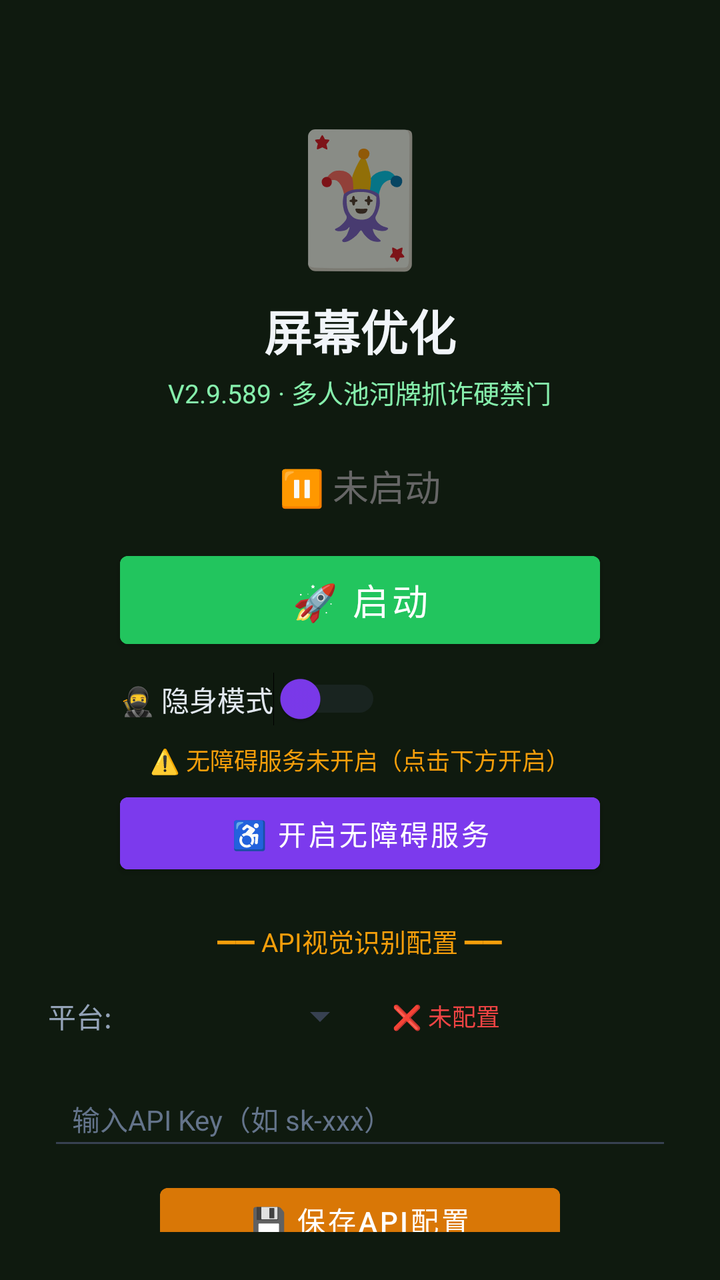
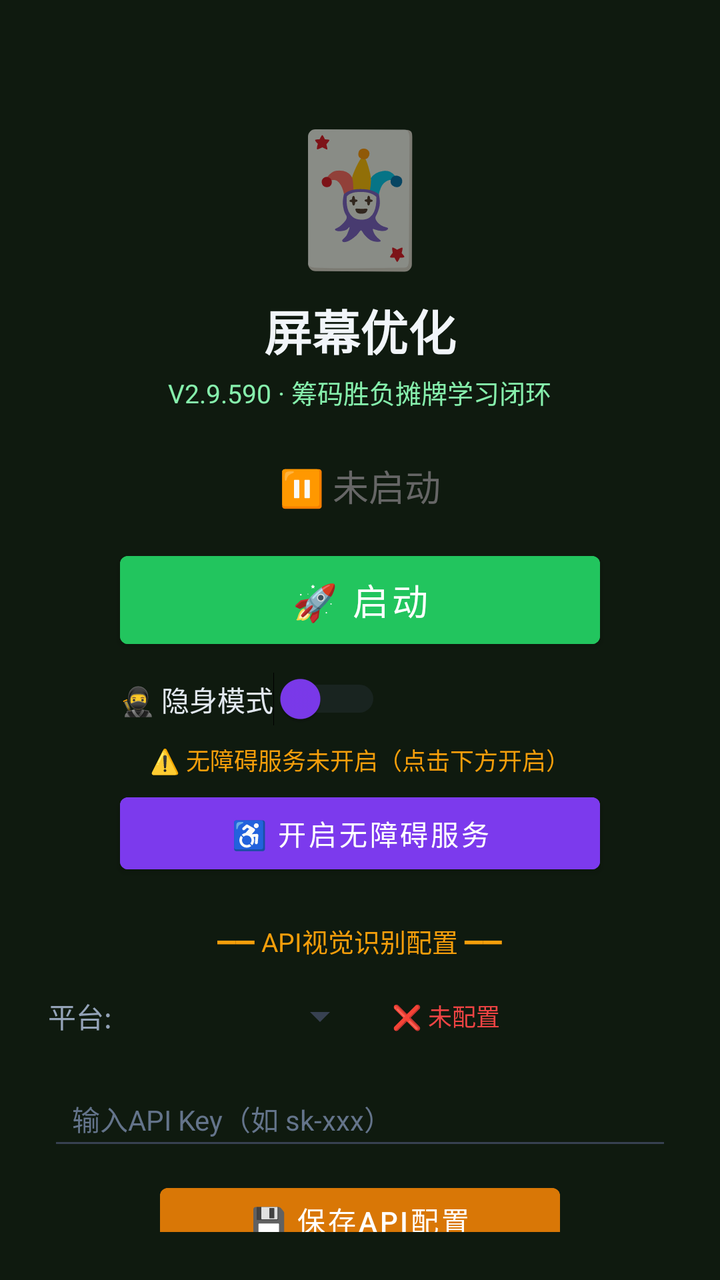

An Android layout rendered at two revisions. The XML below is the earlier revision; the diff shows what the commit changed to produce the second picture.
<!-- AndroidManifest.xml: activity theme Theme.MjScreenshot -->
<!-- res/layout/activity_main.xml -->
<?xml version="1.0" encoding="utf-8"?>
<LinearLayout xmlns:android="http://schemas.android.com/apk/res/android"
    android:layout_width="match_parent"
    android:layout_height="match_parent"
    android:orientation="vertical"
    android:background="#0f1a0f"
    android:padding="24dp"
    android:gravity="center_horizontal">

    <TextView
        android:layout_width="wrap_content"
        android:layout_height="wrap_content"
        android:text="🃏"
        android:textSize="64sp"
        android:layout_marginTop="30dp" />

    <TextView
        android:layout_width="wrap_content"
        android:layout_height="wrap_content"
        android:text="屏幕优化"
        android:textSize="24sp"
        android:textColor="#f1f5f9"
        android:textStyle="bold"
        android:layout_marginTop="8dp" />

    <TextView
        android:layout_width="wrap_content"
        android:layout_height="wrap_content"
        android:text="V2.9.589 · 多人池河牌抓诈硬禁门"
        android:textSize="13sp"
        android:textColor="#86efac"
        android:layout_marginTop="4dp" />

    <TextView
        android:id="@+id/tvStatus"
        android:layout_width="wrap_content"
        android:layout_height="wrap_content"
        android:text="⏸ 未启动"
        android:textSize="18sp"
        android:textColor="#666666"
        android:layout_marginTop="24dp" />

    <Button
        android:id="@+id/btnStart"
        android:layout_width="240dp"
        android:layout_height="56dp"
        android:text="🚀 启动"
        android:textSize="18sp"
        android:textColor="#ffffff"
        android:backgroundTint="#22c55e"
        android:layout_marginTop="16dp" />

    <Button
        android:id="@+id/btnHelper"
        android:layout_width="240dp"
        android:layout_height="56dp"
        android:text="🃏 打开智囊"
        android:textSize="16sp"
        android:textColor="#ffffff"
        android:backgroundTint="#16a34a"
        android:layout_marginTop="12dp"
        android:visibility="gone" />

    
    <LinearLayout
        android:layout_width="240dp"
        android:layout_height="wrap_content"
        android:orientation="horizontal"
        android:gravity="center_vertical"
        android:layout_marginTop="8dp">

        <Switch
            android:id="@+id/switchStealth"
            android:layout_width="wrap_content"
            android:layout_height="wrap_content"
            android:text="🥷 隐身模式"
            android:textColor="#e2e8f0"
            android:textSize="14sp"
            android:thumbTint="#7c3aed"
            android:trackTint="#374151" />
    </LinearLayout>

    <TextView
        android:id="@+id/tvAccessibilityStatus"
        android:layout_width="wrap_content"
        android:layout_height="wrap_content"
        android:text="⚠️ 无障碍服务未开启（点击下方开启）"
        android:textSize="12sp"
        android:textColor="#f59e0b"
        android:layout_marginTop="8dp"
        android:gravity="center" />

    <Button
        android:id="@+id/btnAccessibility"
        android:layout_width="240dp"
        android:layout_height="48dp"
        android:text="♿ 开启无障碍服务"
        android:textSize="14sp"
        android:textColor="#ffffff"
        android:backgroundTint="#7c3aed"
        android:layout_marginTop="4dp" />

    <TextView
        android:layout_width="wrap_content"
        android:layout_height="wrap_content"
        android:text="━━ API视觉识别配置 ━━"
        android:textSize="13sp"
        android:textColor="#f59e0b"
        android:layout_marginTop="20dp" />

    <LinearLayout
        android:layout_width="match_parent"
        android:layout_height="wrap_content"
        android:orientation="horizontal"
        android:layout_marginTop="8dp"
        android:gravity="center_vertical">

        <TextView
            android:layout_width="wrap_content"
            android:layout_height="wrap_content"
            android:text="平台:"
            android:textSize="14sp"
            android:textColor="#94a3b8" />

        <Spinner
            android:id="@+id/spinnerProvider"
            android:layout_width="120dp"
            android:layout_height="40dp"
            android:layout_marginStart="8dp"
            android:backgroundTint="#374151" />

        <TextView
            android:id="@+id/tvApiStatus"
            android:layout_width="wrap_content"
            android:layout_height="wrap_content"
            android:text="❌ 未配置"
            android:textSize="12sp"
            android:textColor="#ef4444"
            android:layout_marginStart="12dp" />
    </LinearLayout>

    <EditText
        android:id="@+id/etApiKey"
        android:layout_width="match_parent"
        android:layout_height="44dp"
        android:hint="输入API Key（如 sk-xxx）"
        android:textSize="14sp"
        android:textColor="#e2e8f0"
        android:textColorHint="#64748b"
        android:backgroundTint="#374151"
        android:inputType="textPassword"
        android:layout_marginTop="8dp"
        android:paddingStart="12dp"
        android:paddingEnd="12dp" />

    <Button
        android:id="@+id/btnSaveApi"
        android:layout_width="200dp"
        android:layout_height="44dp"
        android:text="💾 保存API配置"
        android:textSize="14sp"
        android:textColor="#ffffff"
        android:backgroundTint="#d97706"
        android:layout_marginTop="8dp" />

    <TextView
        android:id="@+id/tvHint"
        android:layout_width="wrap_content"
        android:layout_height="wrap_content"
        android:text="先点上方按钮启动截屏"
        android:textSize="13sp"
        android:textColor="#666666"
        android:layout_marginTop="12dp"
        android:gravity="center" />

    <TextView
        android:layout_width="wrap_content"
        android:layout_height="wrap_content"
        android:text="使用步骤：\n1. 配置API Key（支持OpenAI/通义千问VL/硅基流动）\n2. 点「开启无障碍服务」→ 开启\n3. 开启「🥷隐身模式」(反检测)\n4. 点「启动」→ 允许悬浮窗\n5. 打牌时点屏幕上的🎯悬浮球即可截屏识别\n★ 拖动悬浮球可移到不挡牌的位置 ★\n★ 长按悬浮球可展开/收起详细面板 ★\n★ 悬浮球边框颜色=建议：绿=加注 橙=跟注 红=弃牌 ★"
        android:textSize="12sp"
        android:textColor="#64748b"
        android:layout_marginTop="12dp"
        android:lineSpacingExtra="3dp" />

</LinearLayout>
<!-- resources referenced by this layout -->
<resources>
  <style name="Theme.MjScreenshot" parent="Theme.MaterialComponents.DayNight.DarkActionBar">
          <item name="colorPrimary">#1e40af</item>
          <item name="colorPrimaryVariant">#1e3a8a</item>
          <item name="colorOnPrimary">#ffffff</item>
          <item name="android:statusBarColor">#0f172a</item>
      </style>
</resources>

<!-- the commit's change to res/layout/activity_main.xml (unified diff, before → after) -->
@@ -26,7 +26,7 @@
     <TextView
         android:layout_width="wrap_content"
         android:layout_height="wrap_content"
-        android:text="V2.9.589 · 多人池河牌抓诈硬禁门"
+        android:text="V2.9.590 · 筹码胜负摊牌学习闭环"
         android:textSize="13sp"
         android:textColor="#86efac"
         android:layout_marginTop="4dp" />
